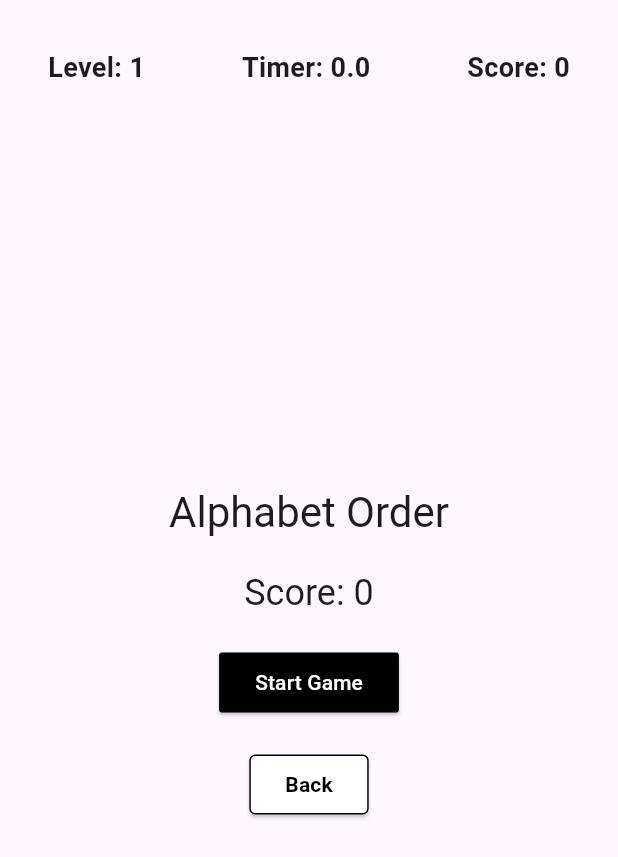
After one commit to DakshDB/iambored, a Flutter app: the Alphabet screen opened directly, on a phone screen of 412 x 824 dp. The commit adds this screen. Shown: the top 857 px of the screen. Run offline on Flutter 3.47's test engine with Material 3 defaults, Android fonts, the phone set to English and light mode, and no system bars; our stand-ins replace cherry_toast, localstorage.

Commit message:
Alphabet order

```diff
--- a/lib/Config/config.dart
+++ b/lib/Config/config.dart
@@ -7,4 +7,5 @@ var gameScoreOrderMap = {
   'order_order': 1,
   'focus': 1,
   'tapper': -1,
+  'alphabet_order': 1,
 };
--- /dev/null
+++ b/lib/Games/Alphabet/home.dart
@@ -0,0 +1,523 @@
+import 'dart:async';
+import 'dart:math';
+
+import 'package:flutter/foundation.dart';
+import 'package:flutter/material.dart';
+import 'package:iambored/Leaderboard/Services/ScoreRecorder.dart';
+
+class Alphabet extends StatefulWidget {
+  const Alphabet({super.key});
+
+  @override
+  State<Alphabet> createState() => _AlphabetState();
+}
+
+class _AlphabetCircle {
+  String alphabet;
+  String letterCase = 'upper';
+  double x;
+  double y;
+  double radius;
+  Color color;
+
+  _AlphabetCircle(this.alphabet, this.x, this.y, this.radius, this.color);
+}
+
+class _AlphabetCircleList {
+  List<_AlphabetCircle> alphabets;
+
+  _AlphabetCircleList(this.alphabets);
+
+  void add(_AlphabetCircle alphabet) {
+    alphabets.add(alphabet);
+  }
+
+  void remove(_AlphabetCircle alphabet) {
+    alphabets.remove(alphabet);
+  }
+
+  void clear() {
+    alphabets.clear();
+  }
+
+  bool contains(String alphabet) {
+    return alphabets.any((element) => element.alphabet == alphabet);
+  }
+
+  bool any(bool Function(_AlphabetCircle) test) {
+    return alphabets.any(test);
+  }
+
+  int get length {
+    return alphabets.length;
+  }
+
+  _AlphabetCircle operator [](int index) {
+    return alphabets[index];
+  }
+
+  // smallestAlphabet returns the smallest alphabet in the list
+  String smallestAlphabet() {
+    String smallestAlphabet = alphabets[0].alphabet;
+
+    // Check if the alphabet is the smallest alphabet in the list
+    for (var element in alphabets) {
+      if (element.alphabet.codeUnitAt(0) < smallestAlphabet.codeUnitAt(0)) {
+        smallestAlphabet = element.alphabet;
+      }
+    }
+
+    return smallestAlphabet;
+  }
+
+  @override
+  String toString() {
+    return alphabets.toString();
+  }
+}
+
+class _AlphabetState extends State<Alphabet> {
+  int _level = 1;
+  int _score = 0;
+
+  bool _isGameStarted = false;
+  bool _warmUp = false;
+
+  int alphabetsToOrder = 4;
+  _AlphabetCircleList alphabets = _AlphabetCircleList([]);
+
+  int lowerCaseAlphabets = 0;
+  int alphabetRange = 10;
+
+  var timerDurationSeconds = 30;
+  String startTimerString = '0.0';
+
+  var warmUpDurationSeconds = 5;
+  String warmUpTimerString = '0';
+
+  Timer gameTimer = Timer(Duration.zero, () {});
+  Timer warmUpTimer = Timer(Duration.zero, () {});
+
+  var radius = 50.0;
+
+  List<Color> circleColors = [
+    Colors.red[100]!,
+    Colors.blue[100]!,
+    Colors.green[100]!,
+    Colors.yellow[100]!,
+    Colors.purple[100]!,
+    Colors.orange[100]!,
+    Colors.pink[100]!,
+    Colors.teal[100]!,
+    Colors.indigo[100]!,
+    Colors.lime[100]!,
+    Colors.amber[100]!,
+    Colors.cyan[100]!,
+    Colors.brown[100]!,
+    Colors.grey[100]!,
+    Colors.blueGrey[100]!,
+  ];
+
+  List<Color> colorLevel = [Colors.blueGrey[100]!];
+
+  void _startGame() {
+    setState(() {
+      radius = _getRadius();
+
+      _level = 1;
+      _score = 0;
+
+      _isGameStarted = false;
+      _warmUp = true;
+
+      // Reset the timers
+      gameTimer.cancel();
+      warmUpTimer.cancel();
+
+      startTimerString = '0.0';
+      timerDurationSeconds = 30;
+
+      warmUpTimerString = '0';
+      warmUpDurationSeconds = 5;
+
+      alphabetsToOrder = 4;
+      alphabetRange = 10;
+
+      lowerCaseAlphabets = 0;
+
+      alphabets.clear();
+    });
+    _generateAlphabets();
+    _warmUpTimer();
+  }
+
+  _getRadius() {
+    // Calculate the radius of the circles based on the screen size
+
+    // For every 200 pixels in width, increase the radius by 10
+    var radiusMultiplier = MediaQuery.of(context).size.width / 200;
+
+    radius = 40 + (radiusMultiplier * 10);
+
+    // Make sure the radius is not too big or too small
+    if (radius > 120) {
+      radius = 120;
+    } else if (radius < 40) {
+      radius = 40;
+    }
+
+    return radius;
+  }
+
+  _getColors() {
+    // Update the colorLevel list with the colors for the current level
+    colorLevel.clear();
+    var colors = 1;
+    // Increase the alphabet of colors for each 3 levels
+    colors = (_level / 3).ceil();
+
+    // Fetch the random colors from the circleColors list
+    var random = Random();
+    for (var i = 0; i < colors; i++) {
+      colorLevel.add(circleColors[random.nextInt(circleColors.length)]);
+    }
+  }
+
+  _startTimer() {
+    var msLeft = timerDurationSeconds * 1000;
+    var milliseconds = const Duration(milliseconds: 10);
+
+    setState(() {
+      _isGameStarted = true;
+    });
+
+    Timer.periodic(milliseconds, (timer) {
+      gameTimer = timer;
+      setState(() {
+        msLeft -= 50;
+        startTimerString = (msLeft / 1000).toStringAsFixed(1).toString();
+        if (msLeft <= 0) {
+          timer.cancel();
+          _gameOver();
+        }
+      });
+    });
+  }
+
+  _warmUpTimer() {
+    var msLeft = warmUpDurationSeconds * 1000;
+    var milliseconds = const Duration(milliseconds: 25);
+
+    Timer.periodic(milliseconds, (timer) {
+      warmUpTimer = timer;
+      setState(() {
+        msLeft -= 50;
+        warmUpTimerString = (msLeft / 1000).toStringAsFixed(0).toString();
+        if (msLeft <= 0) {
+          timer.cancel();
+          _startTimer();
+          _warmUp = false;
+        }
+      });
+    });
+  }
+
+  _gameOver() {
+    setState(() {
+      _isGameStarted = false;
+      startTimerString = '0.0';
+      alphabets.clear();
+
+      // Cancel the timers
+      gameTimer.cancel();
+      warmUpTimer.cancel();
+
+      // Save the score
+      recordScore("alphabet_order", _score.toDouble());
+    });
+  }
+
+  _increaseLevel() {
+    setState(() {
+      _isGameStarted = false;
+      // reset the timer
+      gameTimer.cancel();
+      warmUpTimer.cancel();
+
+      timerDurationSeconds = 30;
+      startTimerString = '0.0';
+
+      warmUpTimerString = '0';
+      warmUpDurationSeconds = 5;
+
+      _level++;
+      alphabetRange += 2;
+
+      if (_level % 2 == 0) {
+        alphabetsToOrder++;
+      }
+
+      if (_level % 3 == 0) {
+        lowerCaseAlphabets++;
+      }
+    });
+    _generateAlphabets();
+  }
+
+  _nextLevel() {
+    _increaseLevel();
+    setState(() {
+      _warmUp = true;
+    });
+    _warmUpTimer();
+  }
+
+  _generateAlphabets() {
+    alphabets.clear();
+    _getColors();
+
+    // Generate alphabetsToOrder random alphabets between minAlphabet and maxAlphabet
+    for (int i = 0; i < alphabetsToOrder; i++) {
+      // Generate a random alphabet
+      String randomAlphabet;
+      do {
+        randomAlphabet = String.fromCharCode(Random().nextInt(alphabetRange) + 65);
+      } while (alphabets.contains(randomAlphabet));
+
+      //  Generate a random position for the alphabet on the screen (but not too close to the edge or each other)
+      double randomX;
+      double randomY;
+
+      do {
+        randomX = (MediaQuery.of(context).size.width - 100 - radius) * (Random().nextDouble());
+        randomY = (MediaQuery.of(context).size.height - 200 - radius) * (Random().nextDouble());
+      } while (alphabets.any((element) => sqrt(pow(element.x - randomX, 2) + pow(element.y - randomY, 2)) < 100));
+
+      Color randomColor = colorLevel[Random().nextInt(colorLevel.length)];
+      alphabets.add(_AlphabetCircle(randomAlphabet, randomX, randomY, radius, randomColor));
+    }
+
+    for (int i = 0; i < lowerCaseAlphabets; i++) {
+      //   Get a random alphabet index
+      int randomIndex = Random().nextInt(alphabets.length);
+
+      //   Change the alphabet to lower case
+      alphabets[randomIndex].letterCase = 'lower';
+    }
+
+    if (kDebugMode) {
+      print(alphabets);
+    }
+  }
+
+  @override
+  Widget build(BuildContext context) {
+    return Scaffold(
+      body: Padding(
+        padding: const EdgeInsets.all(16.0),
+        child: Center(
+          child: Column(
+            mainAxisAlignment: MainAxisAlignment.start,
+            children: <Widget>[
+              // Timer and Score
+              Padding(
+                padding: const EdgeInsets.all(16.0),
+                child: SizedBox(
+                  width: double.infinity,
+                  height: 50,
+                  child: Row(
+                    mainAxisAlignment: MainAxisAlignment.spaceBetween,
+                    crossAxisAlignment: CrossAxisAlignment.start,
+                    children: <Widget>[
+                      Text(
+                        'Level: $_level',
+                        style: const TextStyle(
+                          fontSize: 18,
+                          fontWeight: FontWeight.bold,
+                        ),
+                      ),
+                      Text(
+                        'Timer: $startTimerString',
+                        style: const TextStyle(
+                          fontSize: 18,
+                          fontWeight: FontWeight.bold,
+                        ),
+                      ),
+                      Text(
+                        'Score: $_score',
+                        style: const TextStyle(
+                          fontSize: 18,
+                          fontWeight: FontWeight.bold,
+                        ),
+                      ),
+                    ],
+                  ),
+                ),
+              ),
+
+              // Warm up timer
+              if (!_isGameStarted && _warmUp)
+                Padding(
+                  padding: const EdgeInsets.all(16.0),
+                  child: SizedBox(
+                    width: double.infinity,
+                    height: MediaQuery.of(context).size.height - 150,
+                    child: Column(
+                      mainAxisAlignment: MainAxisAlignment.center,
+                      children: [
+                        Text(
+                          warmUpTimerString,
+                          style: const TextStyle(
+                            fontSize: 28,
+                            fontWeight: FontWeight.bold,
+                          ),
+                        ),
+                        const SizedBox(height: 32),
+                        // How to play
+                        const Padding(
+                          padding: EdgeInsets.all(16.0),
+                          child: Text(
+                            'Tap the alphabet in order',
+                            style: TextStyle(
+                              fontSize: 18,
+                              fontWeight: FontWeight.bold,
+                            ),
+                          ),
+                        ),
+                      ],
+                    ),
+                  ),
+                ),
+
+              // Game area
+              Stack(
+                children: [
+                  if (_isGameStarted)
+                    Container(
+                      width: double.infinity,
+                      height: MediaQuery.of(context).size.height - 150,
+                      decoration: BoxDecoration(
+                        border: Border.all(
+                          color: Colors.black,
+                          width: 2,
+                        ),
+                      ),
+                      child: Stack(
+                        children: <Widget>[
+                          // Place the alphabets in random positions on the screen (but not too close to the edge or each other) in circles
+                          for (int i = 0; i < alphabets.length; i++)
+                            Positioned(
+                              left: alphabets[i].x,
+                              top: alphabets[i].y,
+                              child: GestureDetector(
+                                behavior: HitTestBehavior.opaque,
+                                onTap: () {
+                                  setState(() {
+                                    // If the alphabet is the least alphabet in the list, remove it and increase the score
+                                    if (alphabets[i].alphabet == alphabets.smallestAlphabet()) {
+                                      alphabets.remove(alphabets[i]);
+                                      _score++;
+                                    }
+                                    if (alphabets.length == 0) {
+                                      _nextLevel();
+                                    }
+                                  });
+                                },
+                                child: Container(
+                                  width: radius,
+                                  height: radius,
+                                  decoration: BoxDecoration(
+                                    color: alphabets[i].color,
+                                    shape: BoxShape.circle,
+                                    border: Border.all(
+                                      color: Colors.black,
+                                      width: 1,
+                                    ),
+                                  ),
+                                  child: Center(
+                                    child: Text(
+                                      alphabets[i].letterCase == 'upper'
+                                          ? alphabets[i].alphabet
+                                          : alphabets[i].alphabet.toLowerCase(),
+                                      style: const TextStyle(
+                                        fontSize: 20,
+                                        fontWeight: FontWeight.w900,
+                                      ),
+                                    ),
+                                  ),
+                                ),
+                              ),
+                            ),
+                        ],
+                      ),
+                    ),
+                  if (!_isGameStarted && !_warmUp)
+                    Align(
+                      alignment: Alignment.center,
+                      child: SizedBox(
+                        width: double.infinity,
+                        height: MediaQuery.of(context).size.height - 150,
+                        child: Column(
+                          mainAxisAlignment: MainAxisAlignment.center,
+                          children: [
+                            Text(
+                              'Alphabet Order',
+                              style: Theme.of(context).textTheme.headlineMedium,
+                            ),
+                            const SizedBox(height: 20),
+
+                            // Score
+                            Text(
+                              'Score: $_score',
+                              style: Theme.of(context).textTheme.headlineSmall,
+                            ),
+
+                            // Start Game button
+                            const SizedBox(height: 20),
+                            ElevatedButton(
+                              style: ElevatedButton.styleFrom(
+                                foregroundColor: Colors.white,
+                                backgroundColor: Colors.black,
+                                shape: const RoundedRectangleBorder(
+                                  borderRadius: BorderRadius.all(Radius.circular(2)),
+                                ),
+                              ),
+                              onPressed: () {
+                                if (kDebugMode) {
+                                  print('Start Game');
+                                }
+                                setState(() {
+                                  _startGame();
+                                });
+                              },
+                              child: const Text('Start Game'),
+                            ),
+                            // Back button
+                            const SizedBox(height: 20),
+                            ElevatedButton(
+                              style: ButtonStyle(
+                                shape: MaterialStateProperty.all<RoundedRectangleBorder>(RoundedRectangleBorder(
+                                    borderRadius: BorderRadius.circular(4.0),
+                                    side: const BorderSide(color: Colors.black))),
+                                backgroundColor: MaterialStateProperty.all<Color>(Colors.white),
+                                foregroundColor: MaterialStateProperty.all<Color>(Colors.black),
+                              ),
+                              onPressed: () {
+                                Navigator.pop(context);
+                              },
+                              child: const Text('Back',
+                                  style: TextStyle(color: Colors.black, fontWeight: FontWeight.bold)),
+                            ),
+                          ],
+                        ),
+                      ),
+                    ),
+                ],
+              ),
+            ],
+          ),
+        ),
+      ),
+    );
+  }
+}
--- a/lib/Leaderboard/home.dart
+++ b/lib/Leaderboard/home.dart
@@ -19,7 +19,7 @@ class _LeaderboardState extends State<Leaderboard> {
   var averageScore = 0.0;
   var gamesPlayed = 0;
   List<Score> scores = [];
-  String selectedGame = 'tapper';
+  String selectedGame = 'alphabet_order';
 
   @override
   initState() {
@@ -84,6 +84,20 @@ class _LeaderboardState extends State<Leaderboard> {
                           child: Row(
                             mainAxisAlignment: MainAxisAlignment.spaceAround,
                             children: [
+                              ElevatedButton(
+                                style: ElevatedButton.styleFrom(
+                                  foregroundColor: Colors.white,
+                                  backgroundColor: Colors.black,
+                                ),
+                                onPressed: () {
+                                  var game = 'alphabet_order';
+                                  getData(game);
+                                },
+                                child: const Text('Alphabet Order'),
+                              ),
+                              const SizedBox(
+                                width: 20,
+                              ),
                               ElevatedButton(
                                 style: ElevatedButton.styleFrom(
                                   foregroundColor: Colors.white,
```
Also changed, not shown: lib/home.dart (+17 -0 lines).
